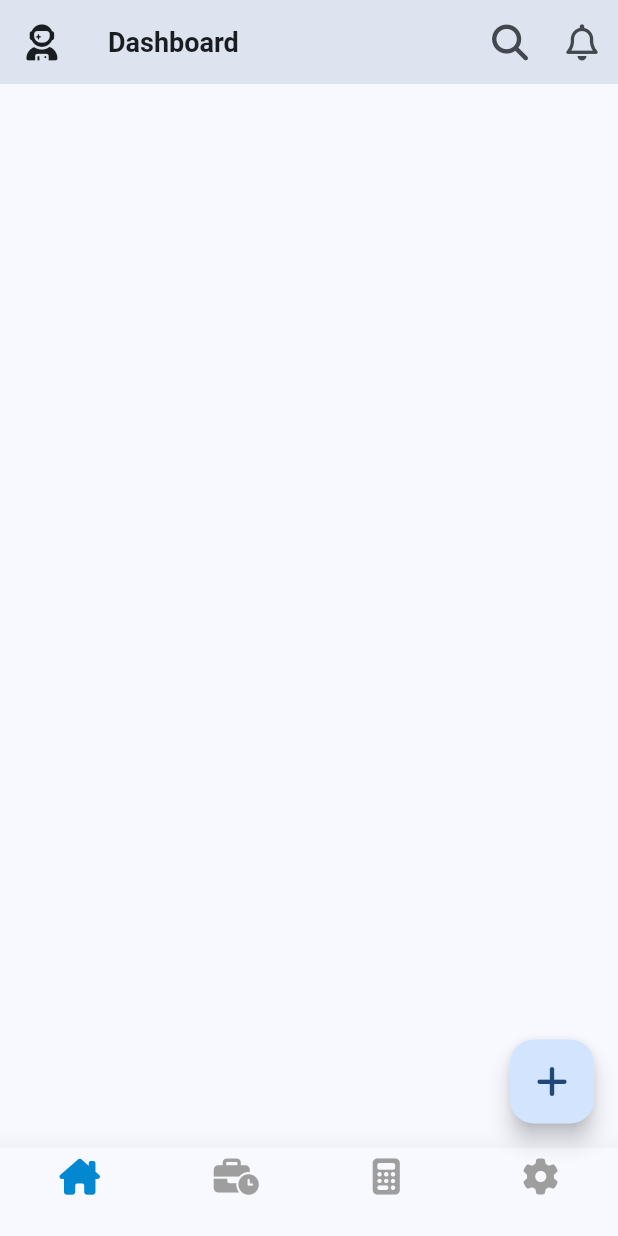
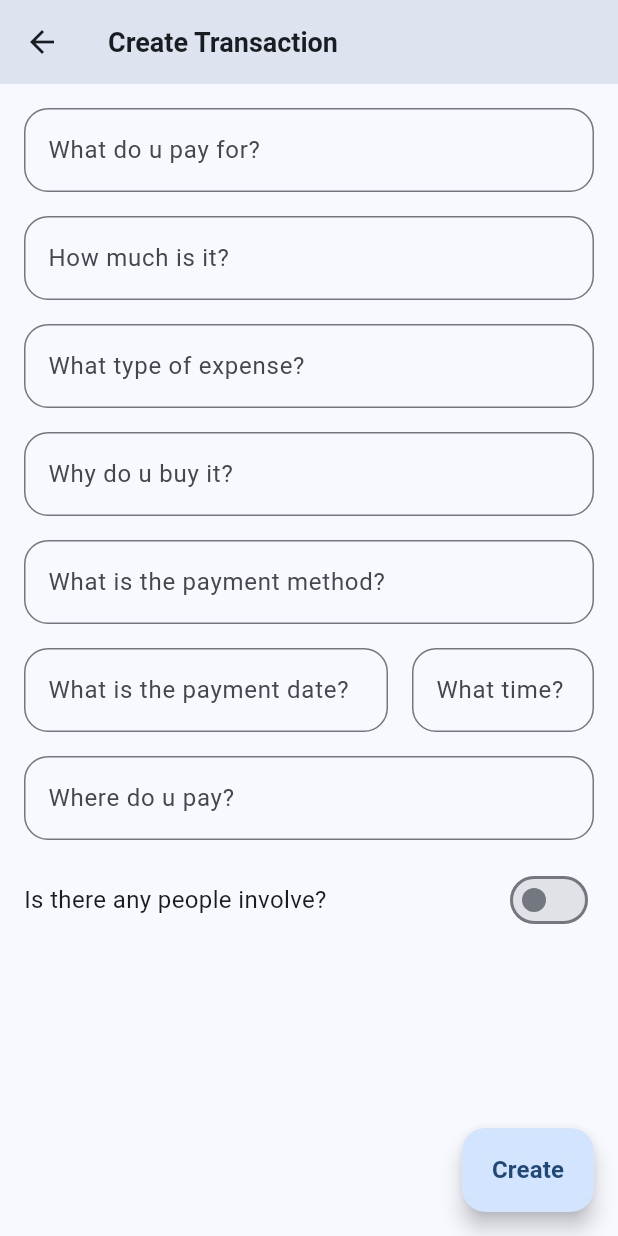
Before and after one commit to Sophanith9108/pbma, a Flutter app: the screen it shows after launch, after a tap on an icon or button, on a phone screen of 412 x 824 dp. Run offline on Flutter 3.47's test engine with Material 3 defaults, Android fonts, the phone set to English and light mode, and no system bars; our stand-ins replace fluttertoast, font_awesome_flutter, get, google_fonts; Roboto replaces fonts that are missing (Angkor, Battambang).

Commit message:
feat: Add transaction screen and controller with form validation and toast notifications

```diff
--- a/lib/app_extensions.dart
+++ b/lib/app_extensions.dart
@@ -1,3 +1,4 @@
+import 'package:flutter/material.dart';
 import 'package:intl/intl.dart';
 
 extension DateTimeFormatExtension on DateTime {
@@ -5,3 +6,11 @@ extension DateTimeFormatExtension on DateTime {
     return DateFormat(pattern).format(this);
   }
 }
+
+extension TimeOfDayFormatExtension on TimeOfDay {
+  String toTimeOfDay({String pattern = 'hh:mm a'}) {
+    final now = DateTime.now();
+    final dateTime = DateTime(now.year, now.month, now.day, hour, minute);
+    return DateFormat(pattern).format(dateTime);
+  }
+}
--- a/lib/app_navigation.dart
+++ b/lib/app_navigation.dart
@@ -36,6 +36,7 @@ class AppNavigation extends StatelessWidget {
                   elevation: AppDimensions.elevation,
                 ),
         floatingActionButton: floatingActionButton,
+        floatingActionButtonLocation: FloatingActionButtonLocation.endFloat,
         body: body,
         bottomNavigationBar: bottomNavigationBar,
       ),
--- a/lib/app_routes.dart
+++ b/lib/app_routes.dart
@@ -13,6 +13,7 @@ class AppRoutes {
   static const String help = '/help';
   static const String feedback = '/feedback';
   static const String notifications = '/notifications';
+  static const String transaction = '/transaction';
 
   static final Map<String, Widget Function(BuildContext)> routes = {
     settings: (context) => SettingScreen(),
@@ -20,5 +21,6 @@ class AppRoutes {
     history: (context) => HistoryScreen(),
     category: (context) => CategoryScreen(),
     notifications: (context) => NotificationScreen(),
+    transaction: (context) => TransactionScreen(),
   };
 }
--- a/lib/app_textstyles.dart
+++ b/lib/app_textstyles.dart
@@ -17,7 +17,8 @@ class AppTextStyles {
     fontSize: 14,
     fontWeight: FontWeight.bold,
   );
-  static final TextStyle label = GoogleFonts.battambang(fontSize: 10);
+  static final TextStyle label = GoogleFonts.battambang(fontSize: 16);
+  static final TextStyle hint = GoogleFonts.battambang(fontSize: 14);
 
   static final TextStyle button = GoogleFonts.battambang(
     fontSize: 16,
--- a/lib/core.dart
+++ b/lib/core.dart
@@ -24,3 +24,5 @@ export 'app_extensions.dart';
 export 'app_utils.dart';
 export 'app_constants.dart';
 export 'app_listview.dart';
+export 'transaction_screen.dart';
+export 'transaction_controller.dart';
--- a/lib/main.dart
+++ b/lib/main.dart
@@ -18,6 +18,7 @@ void setControllers() {
   Get.put(SettingController());
   Get.put(CategoryController());
   Get.put(NotificationController());
+  Get.put(TransactionController());
 }
 
 void setApplicationConfigs() {
--- a/lib/main_controller.dart
+++ b/lib/main_controller.dart
@@ -6,6 +6,10 @@ class MainController extends GetxController {
   final _currentIndex = 0.obs;
   int get currentIndex => _currentIndex.value;
   set currentIndex(int index) => _currentIndex.value = index;
+
+  final _title = 'Home'.obs;
+  String get title => _title.value;
+  set title(String title) => _title.value = title;
 
   final List<Widget> children = [
     HomeScreen(),
@@ -21,4 +25,24 @@ class MainController extends GetxController {
   }
 
   void _initialized() {}
+
+  Future onTabSelected(int index) async {
+    currentIndex = index;
+    switch (index) {
+      case 0:
+        title = 'Home'.tr;
+        break;
+      case 1:
+        title = 'History'.tr;
+        break;
+      case 2:
+        title = 'Category'.tr;
+        break;
+      case 3:
+        title = 'Setting'.tr;
+        break;
+      default:
+        title = 'Home'.tr;
+    }
+  }
 }
--- a/lib/main_screen.dart
+++ b/lib/main_screen.dart
@@ -1,4 +1,5 @@
 import 'package:flutter/material.dart';
+import 'package:fluttertoast/fluttertoast.dart';
 import 'package:font_awesome_flutter/font_awesome_flutter.dart';
 import 'package:get/get.dart';
 import 'package:pbma/core.dart';
@@ -16,7 +17,7 @@ class MainScreen extends StatelessWidget {
           onPressed: () {},
           icon: Icon(FontAwesomeIcons.userAstronaut),
         ),
-        title: 'Dashboard'.tr,
+        title: controller.title.tr,
         actions: [
           IconButton(
             onPressed: () {},
@@ -28,12 +29,19 @@ class MainScreen extends StatelessWidget {
             },
             icon: const Icon(FontAwesomeIcons.bell),
           ),
+          IconButton(
+            onPressed: () {
+              Get.toNamed(AppRoutes.transaction)?.then((value) {
+                Fluttertoast.showToast(
+                  msg: "The result has been received: $value",
+                );
+              });
+            },
+            icon: const Icon(FontAwesomeIcons.plus),
+          ),
         ],
         body: controller.children[controller.currentIndex],
-        floatingActionButton: FloatingActionButton(
-          onPressed: () {},
-          child: const Icon(FontAwesomeIcons.plus),
-        ),
+
         bottomNavigationBar: BottomNavigationBar(
           items: const [
             BottomNavigationBarItem(
@@ -54,7 +62,7 @@ class MainScreen extends StatelessWidget {
             ),
           ],
           currentIndex: controller.currentIndex,
-          onTap: (index) => controller.currentIndex = index,
+          onTap: (index) => controller.onTabSelected(index),
           selectedItemColor: AppColors.primary,
           unselectedItemColor: Colors.grey,
           showUnselectedLabels: true,
--- /dev/null
+++ b/lib/transaction_controller.dart
@@ -0,0 +1,67 @@
+import 'package:flutter/material.dart';
+import 'package:fluttertoast/fluttertoast.dart';
+import 'package:get/get.dart';
+import 'package:pbma/core.dart';
+
+class TransactionController extends MainController {
+  final _formKey = GlobalKey<FormState>().obs;
+  GlobalKey<FormState> get formKey => _formKey.value;
+  set formKey(GlobalKey<FormState> value) => _formKey.value = value;
+
+  final _isOthersInvolved = false.obs;
+  bool get isOthersInvolved => _isOthersInvolved.value;
+  set isOthersInvolved(bool value) => _isOthersInvolved.value = value;
+
+  final _dateController = TextEditingController().obs;
+  TextEditingController get dateController => _dateController.value;
+  set dateController(TextEditingController value) =>
+      _dateController.value = value;
+
+  final _timeController = TextEditingController().obs;
+  TextEditingController get timeController => _timeController.value;
+  set timeController(TextEditingController value) =>
+      _timeController.value = value;
+
+  Future createTransaction() async {
+    if (!formKey.currentState!.validate()) return;
+    FocusScope.of(Get.context!).unfocus();
+    await Future.delayed(const Duration(milliseconds: 300));
+    await showLoading();
+    await Future.delayed(const Duration(seconds: 3));
+    Get.back();
+    await showSuccessMessage();
+    await Future.delayed(const Duration(seconds: 1));
+    _onClear();
+    await Future.delayed(const Duration(seconds: 3));
+    Get.back(result: true);
+  }
+
+  Future<void> showLoading() async {
+    showDialog(
+      context: Get.context!,
+      barrierDismissible: false,
+      builder: (_) {
+        return Dialog.fullscreen(
+          backgroundColor: Colors.transparent,
+          child: Center(child: CircularProgressIndicator()),
+        );
+      },
+    );
+  }
+
+  Future<void> showSuccessMessage() async {
+    Get.snackbar(
+      'Transaction has been created'.tr,
+      'You have been spent the money!',
+      backgroundColor: Colors.green,
+      snackPosition: SnackPosition.TOP,
+    );
+  }
+
+  void _onClear() {
+    formKey.currentState!.reset();
+    dateController.clear();
+    timeController.clear();
+    isOthersInvolved = false;
+  }
+}
--- /dev/null
+++ b/lib/transaction_screen.dart
@@ -0,0 +1,335 @@
+import 'package:flutter/material.dart';
+import 'package:get/get.dart';
+import 'package:pbma/core.dart';
+
+class TransactionScreen extends StatelessWidget {
+  TransactionScreen({super.key});
+
+  final TransactionController controller = Get.find<TransactionController>();
+
+  @override
+  Widget build(BuildContext context) {
+    return Obx(
+      () => AppNavigation(
+        title: "Create Transaction".tr,
+        floatingActionButton: FloatingActionButton.extended(
+          onPressed: () => controller.createTransaction(),
+          label: Text("Create".tr, style: AppTextStyles.button),
+        ),
+        body: Form(
+          key: controller.formKey,
+          child: ListView(
+            padding: EdgeInsets.all(AppDimensions.padding),
+            children: [
+              TextFormField(
+                textInputAction: TextInputAction.next,
+                keyboardType: TextInputType.text,
+                textCapitalization: TextCapitalization.sentences,
+                validator: (value) {
+                  if (value == null || value.isEmpty) {
+                    return "Please tell me what do u pay for?".tr;
+                  }
+                  return null;
+                },
+                decoration: InputDecoration(
+                  labelText: "What do u pay for?".tr,
+                  labelStyle: AppTextStyles.label,
+                  hintText: "Tell me what is ur expense now?".tr,
+                  hintStyle: AppTextStyles.hint,
+                  border: const OutlineInputBorder(
+                    borderRadius: BorderRadius.all(
+                      Radius.circular(AppDimensions.borderRadius),
+                    ),
+                    borderSide: BorderSide(
+                      color: AppColors.primary,
+                      width: 1.0,
+                    ),
+                  ),
+                ),
+              ),
+              SizedBox(height: AppDimensions.padding),
+              TextFormField(
+                textInputAction: TextInputAction.next,
+                keyboardType: TextInputType.number,
+                validator: (value) {
+                  if (value == null || value.isEmpty) {
+                    return "Please tell me how much do u spend?".tr;
+                  }
+                  return null;
+                },
+                decoration: InputDecoration(
+                  labelText: "How much is it?".tr,
+                  labelStyle: AppTextStyles.label,
+                  hintText: "Please tell me how much do u spend?".tr,
+                  hintStyle: AppTextStyles.hint,
+                  border: const OutlineInputBorder(
+                    borderRadius: BorderRadius.all(
+                      Radius.circular(AppDimensions.borderRadius),
+                    ),
+                    borderSide: BorderSide(
+                      color: AppColors.primary,
+                      width: 1.0,
+                    ),
+                  ),
+                ),
+              ),
+              SizedBox(height: AppDimensions.padding),
+              TextFormField(
+                textInputAction: TextInputAction.done,
+                keyboardType: TextInputType.text,
+                textCapitalization: TextCapitalization.sentences,
+                validator: (value) {
+                  if (value == null || value.isEmpty) {
+                    return "Please tell me what type of expense?".tr;
+                  }
+                  return null;
+                },
+                decoration: InputDecoration(
+                  labelText: "What type of expense?".tr,
+                  labelStyle: AppTextStyles.label,
+                  hintText: "Please tell me the what do u spend on?".tr,
+                  hintStyle: AppTextStyles.hint,
+                  border: const OutlineInputBorder(
+                    borderRadius: BorderRadius.all(
+                      Radius.circular(AppDimensions.borderRadius),
+                    ),
+                    borderSide: BorderSide(
+                      color: AppColors.primary,
+                      width: 1.0,
+                    ),
+                  ),
+                ),
+              ),
+              SizedBox(height: AppDimensions.padding),
+              TextFormField(
+                textInputAction: TextInputAction.done,
+                keyboardType: TextInputType.text,
+                textCapitalization: TextCapitalization.sentences,
+                validator: (value) {
+                  if (value == null || value.isEmpty) {
+                    return "Please tell me why do u buy it?".tr;
+                  }
+                  return null;
+                },
+                decoration: InputDecoration(
+                  labelText: "Why do u buy it?".tr,
+                  labelStyle: AppTextStyles.label,
+                  hintText: "U need to tell me why is it important?".tr,
+                  hintStyle: AppTextStyles.hint,
+                  border: const OutlineInputBorder(
+                    borderRadius: BorderRadius.all(
+                      Radius.circular(AppDimensions.borderRadius),
+                    ),
+                    borderSide: BorderSide(
+                      color: AppColors.primary,
+                      width: 1.0,
+                    ),
+                  ),
+                ),
+              ),
+              SizedBox(height: AppDimensions.padding),
+              TextFormField(
+                textInputAction: TextInputAction.done,
+                keyboardType: TextInputType.text,
+                textCapitalization: TextCapitalization.sentences,
+                validator: (value) {
+                  if (value == null || value.isEmpty) {
+                    return "Please tell me how do u pay?".tr;
+                  }
+                  return null;
+                },
+                decoration: InputDecoration(
+                  labelText: "What is the payment method?".tr,
+                  labelStyle: AppTextStyles.label,
+                  hintText: "Please tell me how do u pay?".tr,
+                  hintStyle: AppTextStyles.hint,
+                  border: const OutlineInputBorder(
+                    borderRadius: BorderRadius.all(
+                      Radius.circular(AppDimensions.borderRadius),
+                    ),
+                    borderSide: BorderSide(
+                      color: AppColors.primary,
+                      width: 1.0,
+                    ),
+                  ),
+                ),
+              ),
+              SizedBox(height: AppDimensions.padding),
+              Row(
+                children: [
+                  Expanded(
+                    flex: 2,
+                    child: TextFormField(
+                      controller: controller.dateController,
+                      textInputAction: TextInputAction.next,
+                      keyboardType: TextInputType.text,
+                      textCapitalization: TextCapitalization.sentences,
+                      readOnly: true,
+                      onTap: () {
+                        showDatePicker(
+                          context: context,
+                          initialDate: DateTime.now(),
+                          firstDate: DateTime(2000),
+                          lastDate: DateTime(2100),
+                        ).then((value) {
+                          if (value != null) {
+                            controller.dateController.text = value.format(
+                              pattern: "dd.MMM.yyyy",
+                            );
+                          }
+                        });
+                      },
+                      validator: (value) {
+                        if (value == null || value.isEmpty) {
+                          return "Please tell me when do u pay?".tr;
+                        }
+                        return null;
+                      },
+                      decoration: InputDecoration(
+                        labelText: "What is the payment date?".tr,
+                        labelStyle: AppTextStyles.label,
+                        hintText: "Please tell me when do u pay?".tr,
+                        hintStyle: AppTextStyles.hint,
+                        border: const OutlineInputBorder(
+                          borderRadius: BorderRadius.all(
+                            Radius.circular(AppDimensions.borderRadius),
+                          ),
+                          borderSide: BorderSide(
+                            color: AppColors.primary,
+                            width: 1.0,
+                          ),
+                        ),
+                      ),
+                    ),
+                  ),
+                  SizedBox(width: AppDimensions.padding),
+                  Expanded(
+                    flex: 1,
+                    child: TextFormField(
+                      controller: controller.timeController,
+                      textInputAction: TextInputAction.next,
+                      keyboardType: TextInputType.text,
+                      textCapitalization: TextCapitalization.sentences,
+                      readOnly: true,
+                      onTap: () {
+                        showTimePicker(
+                          context: context,
+                          initialTime: TimeOfDay.now(),
+                        ).then((value) {
+                          if (value != null) {
+                            controller.timeController.text =
+                                value.toTimeOfDay();
+                          }
+                        });
+                      },
+                      validator: (value) {
+                        if (value == null || value.isEmpty) {
+                          return "what time?".tr;
+                        }
+                        return null;
+                      },
+                      decoration: InputDecoration(
+                        labelText: "What time?".tr,
+                        labelStyle: AppTextStyles.label,
+                        hintText: "What time?".tr,
+                        hintStyle: AppTextStyles.hint,
+                        border: const OutlineInputBorder(
+                          borderRadius: BorderRadius.all(
+                            Radius.circular(AppDimensions.borderRadius),
+                          ),
+                          borderSide: BorderSide(
+                            color: AppColors.primary,
+                            width: 1.0,
+                          ),
+                        ),
+                      ),
+                    ),
+                  ),
+                ],
+              ),
+              SizedBox(height: AppDimensions.padding),
+              TextFormField(
+                textInputAction: TextInputAction.done,
+                keyboardType: TextInputType.text,
+                textCapitalization: TextCapitalization.sentences,
+                validator: (value) {
+                  if (value == null || value.isEmpty) {
+                    return "Please tell me where do u pay?".tr;
+                  }
+                  return null;
+                },
+                decoration: InputDecoration(
+                  labelText: "Where do u pay?".tr,
+                  labelStyle: AppTextStyles.label,
+                  hintText: "Please tell me where do u pay?".tr,
+                  hintStyle: AppTextStyles.hint,
+                  border: const OutlineInputBorder(
+                    borderRadius: BorderRadius.all(
+                      Radius.circular(AppDimensions.borderRadius),
+                    ),
+                    borderSide: BorderSide(
+                      color: AppColors.primary,
+                      width: 1.0,
+                    ),
+                  ),
+                ),
+              ),
+              SizedBox(height: AppDimensions.padding),
+              Row(
+                mainAxisAlignment: MainAxisAlignment.spaceBetween,
+
+                children: [
+                  Text(
+                    "Is there any people involve?".tr,
+                    style: AppTextStyles.label,
+                  ),
+                  Switch(
+                    value: controller.isOthersInvolved,
+                    onChanged: (value) {
+                      controller.isOthersInvolved = value;
+                    },
+                  ),
+                ],
+              ),
+              Visibility(
+                visible: controller.isOthersInvolved,
+                child: Column(
+                  children: [
+                    SizedBox(height: AppDimensions.padding),
+                    TextFormField(
+                      textInputAction: TextInputAction.done,
+                      keyboardType: TextInputType.text,
+                      textCapitalization: TextCapitalization.sentences,
+                      validator: (value) {
+                        if (value == null || value.isEmpty) {
+                          return "Please tell me who do u pay for?".tr;
+                        }
+                        return null;
+                      },
+                      decoration: InputDecoration(
+                        labelText: "Who do u pay for?".tr,
+                        labelStyle: AppTextStyles.label,
+                        hintText: "Who is exactly?".tr,
+                        hintStyle: AppTextStyles.hint,
+                        border: const OutlineInputBorder(
+                          borderRadius: BorderRadius.all(
+                            Radius.circular(AppDimensions.borderRadius),
+                          ),
+                          borderSide: BorderSide(
+                            color: AppColors.primary,
+                            width: 1.0,
+                          ),
+                        ),
+                      ),
+                    ),
+                  ],
+                ),
+              ),
+              SizedBox(height: AppDimensions.padding * 6),
+            ],
+          ),
+        ),
+      ),
+    );
+  }
+}
--- a/pubspec.yaml
+++ b/pubspec.yaml
@@ -13,6 +13,7 @@ dependencies:
   intl: ^0.20.2
   google_fonts: ^6.2.1
   font_awesome_flutter: ^10.8.0
+  fluttertoast: ^8.2.12
 
 dev_dependencies:
   flutter_test:
```
